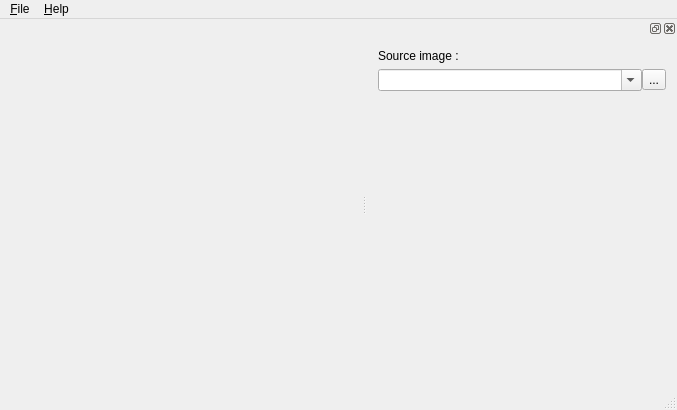
Above: mainwindow.ui from redkite001/imagetagger before the change. Below: the same form after it.
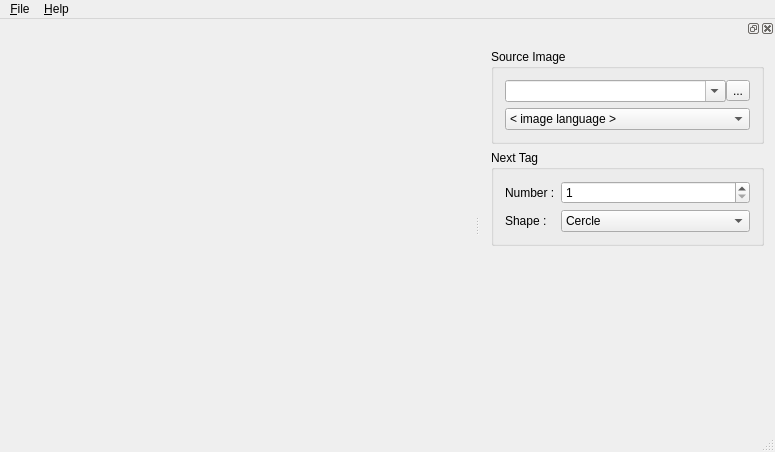
That is the form after the change. Icons and pictures are not drawn.

Commit message: Added widgets (number & shape)

What changed in the file:
```diff
--- a/mainwindow.ui
+++ b/mainwindow.ui
@@ -6,26 +6,20 @@
    <rect>
     <x>0</x>
     <y>0</y>
-    <width>677</width>
-    <height>410</height>
+    <width>775</width>
+    <height>452</height>
    </rect>
   </property>
   <property name="windowTitle">
    <string>MainWindow</string>
   </property>
-  <widget class="QWidget" name="centralWidget">
-   <layout class="QVBoxLayout" name="verticalLayout_2">
-    <property name="margin">
-     <number>0</number>
-    </property>
-   </layout>
-  </widget>
+  <widget class="QWidget" name="centralWidget"/>
   <widget class="QMenuBar" name="menuBar">
    <property name="geometry">
     <rect>
      <x>0</x>
      <y>0</y>
-     <width>677</width>
+     <width>775</width>
      <height>20</height>
     </rect>
    </property>
@@ -49,8 +43,8 @@
   <widget class="QDockWidget" name="toolDW">
    <property name="minimumSize">
     <size>
-     <width>310</width>
-     <height>311</height>
+     <width>295</width>
+     <height>219</height>
     </size>
    </property>
    <property name="acceptDrops">
@@ -63,17 +57,13 @@
     <number>2</number>
    </attribute>
    <widget class="QWidget" name="dockWidgetContents_3">
+    <layout class="QVBoxLayout" name="verticalLayout_3">
+     <item>
+      <widget class="QGroupBox" name="sourceGB">
+       <property name="title">
+        <string>Source Image</string>
+       </property>
     <layout class="QVBoxLayout" name="verticalLayout">
-     <item>
-      <widget class="QLabel" name="imagePathL">
-       <property name="text">
-        <string>Source image :</string>
-       </property>
-       <property name="buddy">
-        <cstring>imagePathCB</cstring>
-       </property>
-      </widget>
-     </item>
      <item>
       <layout class="QHBoxLayout" name="horizontalLayout">
        <property name="spacing">
@@ -99,38 +89,81 @@
       </layout>
      </item>
      <item>
-      <widget class="QPushButton" name="pushButton">
-       <property name="sizePolicy">
-        <sizepolicy hsizetype="Minimum" vsizetype="Minimum">
-         <horstretch>0</horstretch>
-         <verstretch>0</verstretch>
-        </sizepolicy>
-       </property>
-       <property name="maximumSize">
-        <size>
-         <width>70</width>
-         <height>70</height>
-        </size>
+         <layout class="QHBoxLayout" name="horizontalLayout_2">
+          <item>
+           <widget class="QComboBox" name="imageLanguageCB">
+            <item>
+             <property name="text">
+              <string>&lt; image language &gt;</string>
+             </property>
+            </item>
+           </widget>
+          </item>
+         </layout>
+        </item>
+       </layout>
+      </widget>
+     </item>
+     <item>
+      <widget class="QGroupBox" name="tagGB">
+       <property name="title">
+        <string>Next Tag</string>
        </property>
+       <layout class="QFormLayout" name="formLayout">
+        <item row="0" column="0">
+         <widget class="QLabel" name="numberL">
        <property name="text">
-        <string/>
-       </property>
-       <property name="icon">
-        <iconset resource="imagetagger.qrc">
-         <normaloff>:/tags/tag1</normaloff>:/tags/tag1</iconset>
-       </property>
-       <property name="iconSize">
-        <size>
-         <width>64</width>
-         <height>64</height>
-        </size>
-       </property>
-       <property name="checkable">
-        <bool>true</bool>
-       </property>
-       <property name="flat">
-        <bool>true</bool>
-       </property>
+           <string>Number :</string>
+          </property>
+         </widget>
+        </item>
+        <item row="0" column="1">
+         <widget class="QSpinBox" name="numberSB">
+          <property name="minimum">
+           <number>1</number>
+          </property>
+          <property name="maximum">
+           <number>99</number>
+          </property>
+         </widget>
+        </item>
+        <item row="1" column="0">
+         <widget class="QLabel" name="shapeL">
+          <property name="text">
+           <string>Shape :</string>
+          </property>
+         </widget>
+        </item>
+        <item row="1" column="1">
+         <widget class="QComboBox" name="shapeCB">
+          <item>
+           <property name="text">
+            <string>Cercle</string>
+           </property>
+          </item>
+          <item>
+           <property name="text">
+            <string>Diamond</string>
+           </property>
+          </item>
+          <item>
+           <property name="text">
+            <string>Rectangle</string>
+           </property>
+          </item>
+          <item>
+           <property name="text">
+            <string>Triangle</string>
+           </property>
+          </item>
+          <item>
+           <property name="text">
+            <string>Triangle2</string>
+           </property>
+          </item>
+         </widget>
+        </item>
+       </layout>
       </widget>
      </item>
      <item>
```
Left out of the diff: 4 changed lines with no effect on the pictures. Lines whose indentation alone changed are shown as unchanged. The commit also changes 5 other files.
